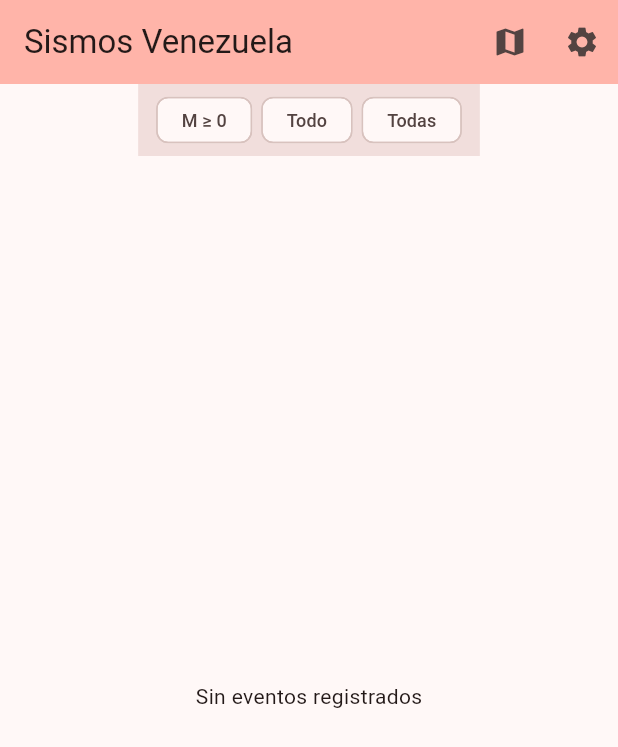
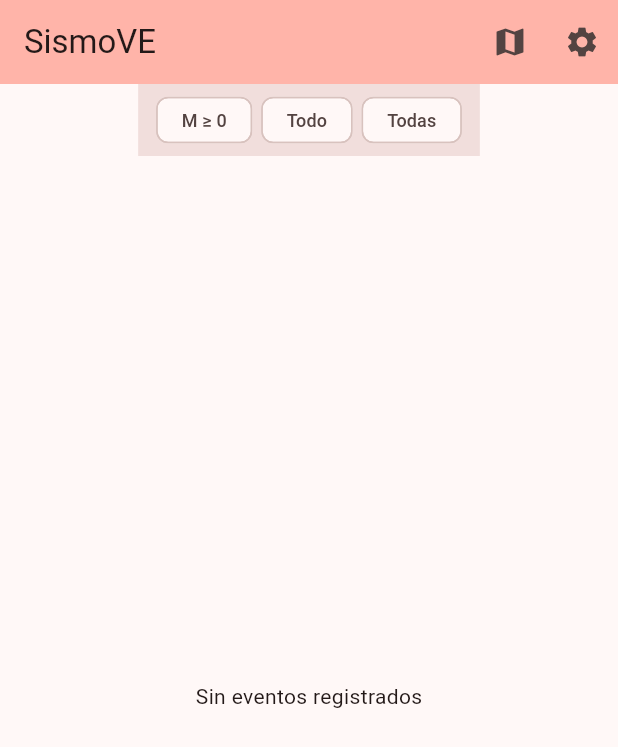
Before and after one commit to juancito8812/sismo-app, a Flutter app: the screen it shows after launch, on a phone screen of 412 x 824 dp. Shown: the top 747 px of the screen. Run offline on Flutter 3.47's test engine with Material 3 defaults, Android fonts, the phone set to English and light mode, and no system bars; our stand-ins replace csv, flutter_local_notifications, flutter_map, latlong2, sqflite; missing offline and left inert: workmanager; accounts and stored records are empty; statements that could not run were skipped.

Commit message:
feat: renombrar a SismoVE (package, app name, imports)

```diff
--- a/lib/main.dart
+++ b/lib/main.dart
@@ -1,7 +1,7 @@
 import 'package:flutter/material.dart';
-import 'package:venezuela_sismos_app/screens/home.dart';
+import 'package:sismo_ve/screens/home.dart';
 import 'package:workmanager/workmanager.dart';
-import 'package:venezuela_sismos_app/services/background_poller.dart';
+import 'package:sismo_ve/services/background_poller.dart';
 
 void main() async {
   WidgetsFlutterBinding.ensureInitialized();
@@ -35,7 +35,7 @@ class SismosApp extends StatelessWidget {
   @override
   Widget build(BuildContext context) {
     return MaterialApp(
-      title: 'Sismos Venezuela',
+      title: 'SismoVE',
       theme: ThemeData(
         colorScheme: ColorScheme.fromSeed(seedColor: Colors.red),
         useMaterial3: true,
--- a/lib/screens/event_detail.dart
+++ b/lib/screens/event_detail.dart
@@ -91,7 +91,7 @@ class EventDetailScreen extends StatelessWidget {
                       urlTemplate:
                           'https://tile.openstreetmap.org/{z}/{x}/{y}.png',
                       userAgentPackageName:
-                          'com.juancito8812.venezuela_sismos_app',
+                          'com.juancito8812.sismo_ve',
                     ),
                     MarkerLayer(
                       markers: [
--- a/lib/screens/home.dart
+++ b/lib/screens/home.dart
@@ -99,7 +99,7 @@ class _HomeScreenState extends State<HomeScreen> {
     final theme = Theme.of(context);
     return Scaffold(
       appBar: AppBar(
-        title: const Text('Sismos Venezuela'),
+        title: const Text('SismoVE'),
         backgroundColor: theme.colorScheme.inversePrimary,
         actions: [
           if (_newCount > 0)
--- a/lib/screens/map_screen.dart
+++ b/lib/screens/map_screen.dart
@@ -54,7 +54,7 @@ class _MapScreenState extends State<MapScreen> {
                 urlTemplate:
                     'https://tile.openstreetmap.org/{z}/{x}/{y}.png',
                 userAgentPackageName:
-                    'com.juancito8812.venezuela_sismos_app',
+                    'com.juancito8812.sismo_ve',
               ),
               MarkerLayer(
                 markers: events.map((e) {
--- a/pubspec.yaml
+++ b/pubspec.yaml
@@ -1,5 +1,5 @@
-name: venezuela_sismos_app
-description: App de alertas sísmicas para Venezuela - Monitoreo local 100%
+name: sismo_ve
+description: App de alertas sísmicas para Venezuela - SismoVE
 version: 0.1.0+1
 
 environment:
```
Also changed, not shown: 6 other files.
